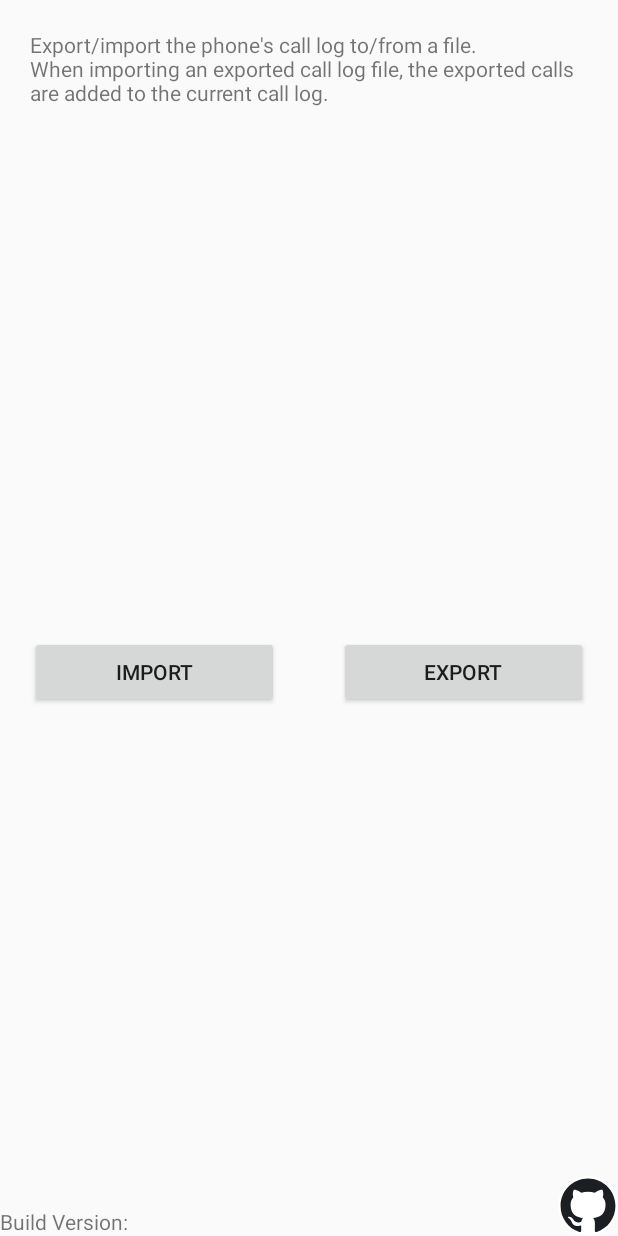
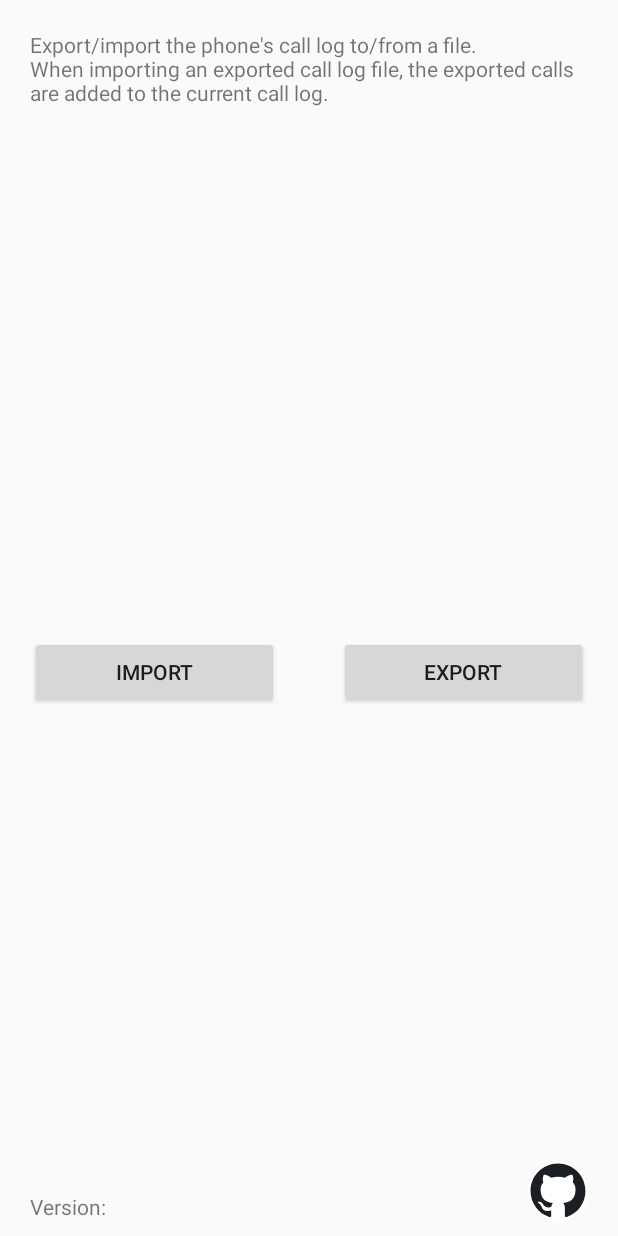
Before and after one commit to Nimi142/TransCalls, an Android app: the layout activity_main.xml on its own in the app's theme, with its tools: preview values and no code run, on a phone screen of 412 x 824 dp. Run offline under Robolectric (Android 15) with nearby library versions, the phone set to English and light mode, and no system bars.

Commit message:
Added margins to bottom elements

```diff
--- a/app/build.gradle
+++ b/app/build.gradle
@@ -14,7 +14,7 @@ android {
         minSdkVersion 19
         targetSdkVersion 30
         versionCode 1
-        versionName "1.0"
+        versionName "1.00"
 
         testInstrumentationRunner "androidx.test.runner.AndroidJUnitRunner"
     }
--- a/app/src/main/res/layout/activity_main.xml
+++ b/app/src/main/res/layout/activity_main.xml
@@ -67,6 +67,9 @@
         android:layout_width="wrap_content"
         android:layout_height="wrap_content"
         android:text="@string/build_version"
+        android:paddingBottom="10dp"
+        android:paddingStart="20dp"
+        android:paddingEnd="20dp"
         app:layout_constraintBottom_toBottomOf="parent"
         app:layout_constraintStart_toStartOf="parent" />
 
@@ -77,6 +80,8 @@
         android:contentDescription="@string/github_page_link_desc"
         android:onClick="openGitHub"
         android:scaleType="fitXY"
+        android:layout_marginBottom="10dp"
+        android:layout_marginEnd="20dp"
         android:src="@drawable/github_mark"
         app:layout_constraintBottom_toBottomOf="parent"
         app:layout_constraintEnd_toEndOf="parent" />
--- a/app/src/main/res/values/strings.xml
+++ b/app/src/main/res/values/strings.xml
@@ -5,7 +5,7 @@
     <string name="export_success">Logs Saved Successfully!</string>
     <string name="import_success">Import Success</string>
     <string name="export_failed_no_logs">Export Failed due to the logs being empty.</string>
-    <string name="build_version">Build Version:</string>
+    <string name="build_version">Version:</string>
     <string name="ok">OK</string>
     <string name="permission_dialog_title">"Permission Request "</string>
     <string name="permission_dialog_content">"To function as intended, TransCalls needs permission to access the device call history. You will now be prompted with a request for access. "</string>
```
